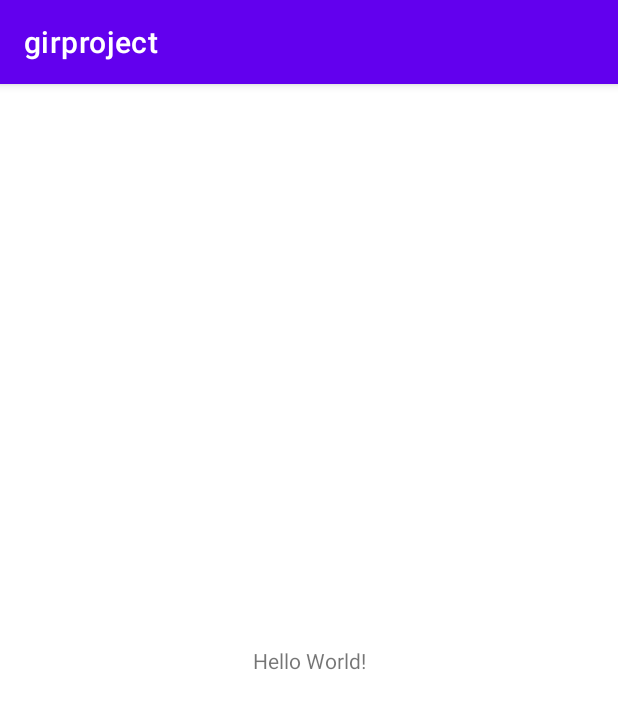
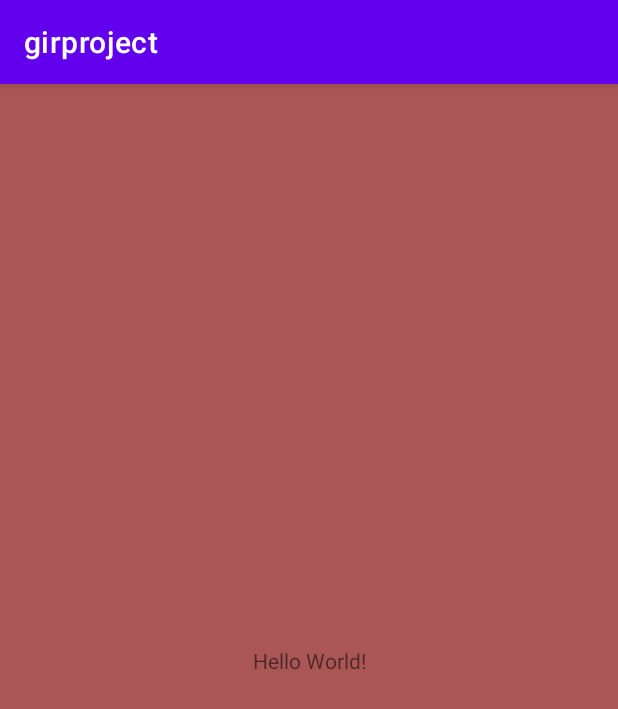
Before and after one commit to TasteMyForce/girproject, an Android app: the screen it shows after launch (MainActivity), on a phone screen of 412 x 824 dp. Shown: the top 709 px of the screen. Run offline under Robolectric (Android 15) with nearby library versions, the phone set to English and light mode, and no system bars.

Commit message:
Changed bg color

```diff
--- a/app/src/main/res/layout/activity_main.xml
+++ b/app/src/main/res/layout/activity_main.xml
@@ -4,6 +4,7 @@
     xmlns:tools="http://schemas.android.com/tools"
     android:layout_width="match_parent"
     android:layout_height="match_parent"
+    android:background="#AA5656"
     tools:context=".MainActivity">
 
     <TextView
```
